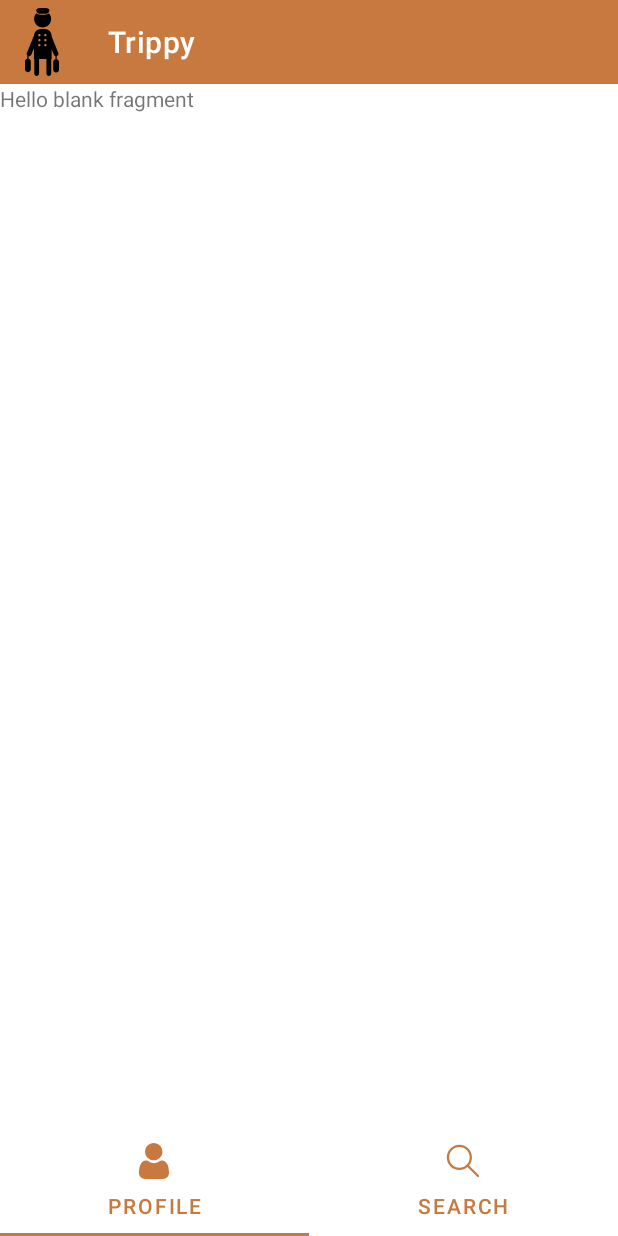
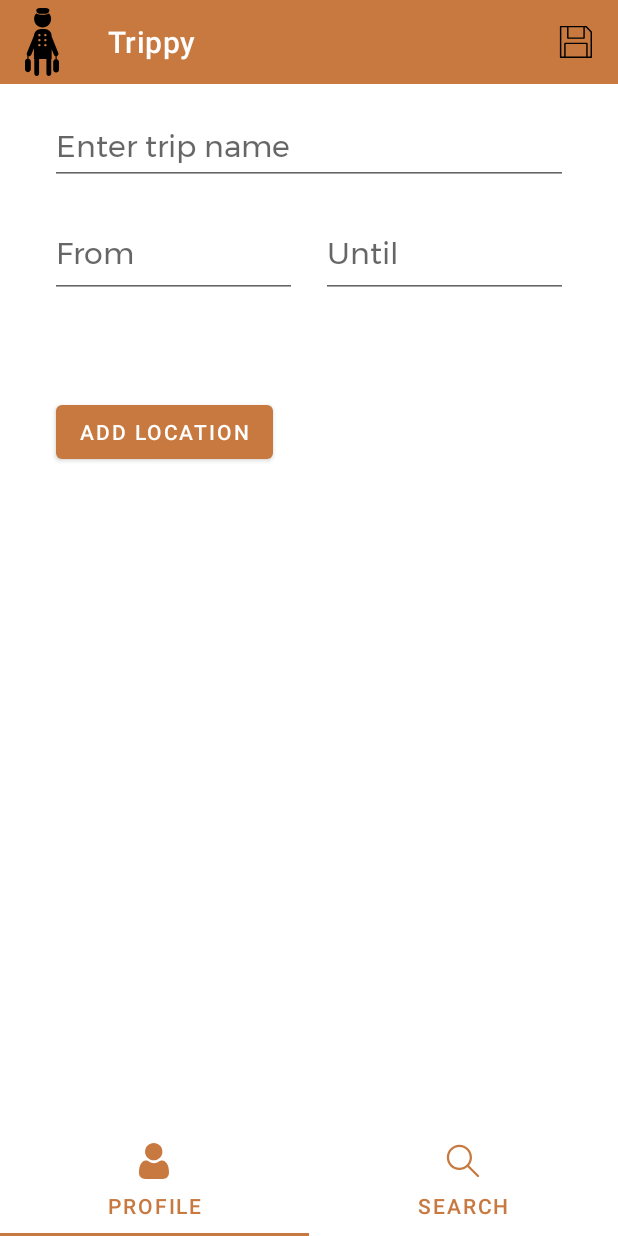
Before and after one commit to rongoldinfeld/trippy, an Android app: the screen it shows after launch once a user with an empty profile is signed in (MainActivity), after a tap on "Add Trip", on a phone screen of 412 x 824 dp. Run offline under Robolectric (Android 15) with nearby library versions, the phone set to English and light mode, and no system bars; our stand-ins replace Firebase (no records; nobody signed in at launch, a user with empty details on screens opened directly).

Commit message:
added ui or trip planning

```diff
--- a/app/build.gradle
+++ b/app/build.gradle
@@ -31,6 +31,9 @@ android {
 }
 
 dependencies {
+    implementation "androidx.coordinatorlayout:coordinatorlayout:1.1.0"
+    implementation 'androidx.cardview:cardview:1.0.0'
+    implementation 'androidx.recyclerview:recyclerview:1.1.0'
     def nav_version = "2.3.0-alpha06"
     implementation "androidx.navigation:navigation-fragment:$nav_version"
     implementation "androidx.navigation:navigation-ui:$nav_version"
--- a/app/src/main/java/com/colman/trippy/CreateTrip.java
+++ /dev/null
@@ -1,64 +0,0 @@
-package com.colman.trippy;
-
-import android.os.Bundle;
-
-import androidx.fragment.app.Fragment;
-
-import android.view.LayoutInflater;
-import android.view.View;
-import android.view.ViewGroup;
-
-/**
- * A simple {@link Fragment} subclass.
- * Use the {@link CreateTrip#newInstance} factory method to
- * create an instance of this fragment.
- */
-public class CreateTrip extends Fragment {
-
-    // TODO: Rename parameter arguments, choose names that match
-    // the fragment initialization parameters, e.g. ARG_ITEM_NUMBER
-    private static final String ARG_PARAM1 = "param1";
-    private static final String ARG_PARAM2 = "param2";
-
-    // TODO: Rename and change types of parameters
-    private String mParam1;
-    private String mParam2;
-
-    public CreateTrip() {
-        // Required empty public constructor
-    }
-
-    /**
-     * Use this factory method to create a new instance of
-     * this fragment using the provided parameters.
-     *
-     * @param param1 Parameter 1.
-     * @param param2 Parameter 2.
-     * @return A new instance of fragment CreateTrip.
-     */
-    // TODO: Rename and change types and number of parameters
-    public static CreateTrip newInstance(String param1, String param2) {
-        CreateTrip fragment = new CreateTrip();
-        Bundle args = new Bundle();
-        args.putString(ARG_PARAM1, param1);
-        args.putString(ARG_PARAM2, param2);
-        fragment.setArguments(args);
-        return fragment;
-    }
-
-    @Override
-    public void onCreate(Bundle savedInstanceState) {
-        super.onCreate(savedInstanceState);
-        if (getArguments() != null) {
-            mParam1 = getArguments().getString(ARG_PARAM1);
-            mParam2 = getArguments().getString(ARG_PARAM2);
-        }
-    }
-
-    @Override
-    public View onCreateView(LayoutInflater inflater, ViewGroup container,
-                             Bundle savedInstanceState) {
-        // Inflate the layout for this fragment
-        return inflater.inflate(R.layout.fragment_create_trip, container, false);
-    }
-}
--- /dev/null
+++ b/app/src/main/java/com/colman/trippy/CreateTripFragment.java
@@ -0,0 +1,115 @@
+package com.colman.trippy;
+
+import android.annotation.SuppressLint;
+import android.app.DatePickerDialog;
+import android.content.Context;
+import android.os.Bundle;
+import android.util.Log;
+import android.view.LayoutInflater;
+import android.view.MenuItem;
+import android.view.View;
+import android.view.ViewGroup;
+import android.view.inputmethod.InputMethodManager;
+import android.widget.Button;
+import android.widget.EditText;
+import android.widget.Toast;
+
+import androidx.appcompat.widget.Toolbar;
+import androidx.fragment.app.Fragment;
+import androidx.recyclerview.widget.LinearLayoutManager;
+import androidx.recyclerview.widget.RecyclerView;
+
+import java.util.Calendar;
+
+public class CreateTripFragment extends Fragment {
+    EditText fromDatePicker;
+    EditText untilDatePicker;
+    Button addLocationButton;
+    Calendar calendar;
+    int defaultYear, defaultMonth, defaultDay;
+
+    Long fromDate = 0L;
+    Long untilDate = 0L;
+
+    interface OnDateChangeListener {
+        void onChange(long date);
+    }
+
+    @Override
+    public View onCreateView(LayoutInflater inflater, ViewGroup container,
+                             Bundle savedInstanceState) {
+        // Inflate the layout for this fragment
+        View view = inflater.inflate(R.layout.fragment_create_trip, container, false);
+        setDefaultCalendarValues();
+
+        Toolbar toolbar = getActivity().findViewById(R.id.app_main_toolbar);
+        toolbar.inflateMenu(R.menu.create_trip_action_bar_menu);
+        toolbar.setOnMenuItemClickListener(item -> {
+            Log.d("TRIPLOG", "CLICKED ON TOOLBAR" + item.getItemId());
+            return false;
+        });
+
+        LocationsListAdapter adapter = new LocationsListAdapter();
+        handleRecyclerView(view, adapter);
+
+        fromDatePicker = view.findViewById(R.id.trip_from_date);
+        fromDatePicker.setOnClickListener(view1 -> showDatePickerDialog(fromDatePicker, null, (long date) -> fromDate = date));
+        untilDatePicker = view.findViewById(R.id.trip_until_date);
+        untilDatePicker.setOnClickListener(view1 -> {
+            if (fromDate == 0L) {
+                Toast.makeText(getContext(), "You must first provide from date", Toast.LENGTH_SHORT).show();
+            } else {
+                showDatePickerDialog(untilDatePicker, fromDate, (long date) -> {
+                    untilDate = date;
+                    adapter.setMaxDate(untilDate);
+                    adapter.setMinDate(fromDate);
+                });
+            }
+        });
+
+        return view;
+    }
+
+    @SuppressLint("ClickableViewAccessibility")
+    private LocationsListAdapter handleRecyclerView(View view, LocationsListAdapter adapter) {
+        RecyclerView rv = view.findViewById(R.id.locations_rv);
+        rv.setAdapter(adapter);
+        rv.setLayoutManager(new LinearLayoutManager(getContext()));
+        rv.setOnTouchListener((v, event) -> {
+            InputMethodManager imm = (InputMethodManager) getContext().getSystemService(Context.INPUT_METHOD_SERVICE);
+            imm.hideSoftInputFromWindow(v.getWindowToken(), 0);
+            return false;
+        });
+
+        addLocationButton = view.findViewById(R.id.add_location_button);
+        addLocationButton.setOnClickListener(button -> {
+            if (fromDate == 0L || untilDate == 0L) {
+                Toast.makeText(getContext(), "You must first provide from/until date", Toast.LENGTH_SHORT).show();
+            } else {
+                adapter.addNewLocation();
+                adapter.notifyItemInserted(adapter.getItemCount());
+            }
+        });
+
+        return adapter;
+    }
+
+    private void setDefaultCalendarValues() {
+        calendar = Calendar.getInstance();
+        defaultYear = calendar.get(Calendar.YEAR);
+        defaultMonth = calendar.get(Calendar.MONTH);
+        defaultDay = calendar.get(Calendar.DAY_OF_MONTH);
+    }
+
+    public void showDatePickerDialog(EditText container, Long minDate, OnDateChangeListener listener) {
+        DatePickerDialog datePickerDialog = new DatePickerDialog(getContext(), (view, year, month, dayOfMonth) -> {
+            container.setText(dayOfMonth + "-" + (month + 1) + "-" + year);
+            listener.onChange(AppConsts.getLongFromDate(year, month, dayOfMonth));
+        }, defaultYear, defaultMonth, defaultDay);
+
+        if (minDate != null) {
+            datePickerDialog.getDatePicker().setMinDate(minDate);
+        }
+        datePickerDialog.show();
+    }
+}
--- a/app/src/main/java/com/colman/trippy/models/UserFirebaseModel.java
+++ b/app/src/main/java/com/colman/trippy/models/UserFirebaseModel.java
@@ -2,12 +2,12 @@ package com.colman.trippy.models;
 
 import android.util.Log;
 
+import com.colman.trippy.AppConsts;
 import com.google.firebase.auth.FirebaseAuth;
 import com.google.firebase.firestore.DocumentReference;
 import com.google.firebase.firestore.FirebaseFirestore;
 
 import java.util.HashMap;
-import java.util.Map;
 
 public class UserFirebaseModel {
     FirebaseAuth firebaseAuth = FirebaseAuth.getInstance();
@@ -17,7 +17,7 @@ public class UserFirebaseModel {
         firebaseAuth.createUserWithEmailAndPassword(user.getEmail(), user.getPassword()).addOnCompleteListener(task -> {
             if (task.isSuccessful()) {
                 Log.d("TRIPLOG", "register successful" + user.getEmail());
-                this.insertUser(user, new UserModel.Listener<Boolean>() {
+                this.insertUser(user, new AppConsts.Listener<Boolean>() {
                     @Override
                     public void onComplete(Boolean result) {
                         listener.onComplete(user);
@@ -58,7 +58,7 @@ public class UserFirebaseModel {
         Log.d("TRIPLOG", "User logged out");
     }
 
-    private void insertUser(User user, UserModel.Listener<Boolean> listener) {
+    private void insertUser(User user, AppConsts.Listener<Boolean> listener) {
         if (firebaseAuth.getCurrentUser() == null) {
             Log.d("TRIPLOG", "Tried to insert user when firebase auth current user returned null");
             return;
--- /dev/null
+++ b/app/src/main/res/drawable/ic_save.xml
@@ -0,0 +1,4 @@
+<vector android:height="50dp" android:viewportHeight="100.25"
+    android:viewportWidth="100.25" android:width="50dp" xmlns:android="http://schemas.android.com/apk/res/android">
+    <path android:fillColor="#FF000000" android:pathData="M83.061,27.94l-11,-11c-0.281,-0.281 -0.663,-0.439 -1.061,-0.439H18c-0.828,0 -1.5,0.671 -1.5,1.5v64c0,0.829 0.672,1.5 1.5,1.5h64c0.828,0 1.5,-0.671 1.5,-1.5v-53C83.5,28.602 83.342,28.221 83.061,27.94zM34.5,19.5h31v21h-31V19.5zM71.5,80.5h-43v-26h43V80.5zM80.5,80.5h-6V53c0,-0.829 -0.672,-1.5 -1.5,-1.5H27c-0.828,0 -1.5,0.671 -1.5,1.5v27.5h-6v-61h12V42c0,0.829 0.672,1.5 1.5,1.5h34c0.828,0 1.5,-0.671 1.5,-1.5V19.5h1.879L80.5,29.621V80.5z"/>
+</vector>
--- a/app/src/main/res/layout/fragment_create_trip.xml
+++ b/app/src/main/res/layout/fragment_create_trip.xml
@@ -1,14 +1,74 @@
 <?xml version="1.0" encoding="utf-8"?>
-<FrameLayout xmlns:android="http://schemas.android.com/apk/res/android"
+<androidx.constraintlayout.widget.ConstraintLayout xmlns:android="http://schemas.android.com/apk/res/android"
+    xmlns:app="http://schemas.android.com/apk/res-auto"
     xmlns:tools="http://schemas.android.com/tools"
+    android:id="@+id/frameLayout3"
     android:layout_width="match_parent"
     android:layout_height="match_parent"
-    tools:context=".CreateTrip">
+    tools:context=".CreateTripFragment">
 
-    <!-- TODO: Update blank fragment layout -->
-    <TextView
-        android:layout_width="match_parent"
-        android:layout_height="match_parent"
-        android:text="@string/hello_blank_fragment" />
+    <Button
+        android:id="@+id/add_location_button"
+        android:layout_width="wrap_content"
+        android:layout_height="wrap_content"
+        android:layout_marginStart="4dp"
+        android:layout_marginTop="16dp"
+        android:layout_marginBottom="16dp"
+        android:text="@string/add_location"
+        app:layout_constraintBottom_toBottomOf="parent"
+        app:layout_constraintStart_toStartOf="@+id/locations_rv"
+        app:layout_constraintTop_toBottomOf="@+id/locations_rv"
+        app:layout_constraintVertical_bias="0.064" />
 
-</FrameLayout>
+    <EditText
+        android:id="@+id/trip_from_date"
+        android:layout_width="0dp"
+        android:layout_height="59dp"
+        android:layout_marginTop="16dp"
+        android:layout_marginEnd="16dp"
+        android:ems="10"
+        android:focusable="false"
+        android:hint="From"
+        app:layout_constraintEnd_toStartOf="@+id/trip_until_date"
+        app:layout_constraintHorizontal_bias="0.5"
+        app:layout_constraintHorizontal_chainStyle="spread"
+        app:layout_constraintStart_toStartOf="@+id/trip_name_text"
+        app:layout_constraintTop_toBottomOf="@+id/trip_name_text" />
+
+    <EditText
+        android:id="@+id/trip_until_date"
+        android:layout_width="0dp"
+        android:layout_height="59dp"
+        android:ems="10"
+        android:focusable="false"
+        android:hint="Until"
+        app:layout_constraintBottom_toBottomOf="@+id/trip_from_date"
+        app:layout_constraintEnd_toEndOf="@+id/trip_name_text"
+        app:layout_constraintHorizontal_bias="0.5"
+        app:layout_constraintStart_toEndOf="@+id/trip_from_date"
+        app:layout_constraintTop_toTopOf="@+id/trip_from_date"
+        app:layout_constraintVertical_bias="1.0" />
+
+    <EditText
+        android:id="@+id/trip_name_text"
+        android:layout_width="wrap_content"
+        android:layout_height="wrap_content"
+        android:layout_marginStart="8dp"
+        android:layout_marginTop="16dp"
+        android:layout_marginEnd="8dp"
+        android:ems="14"
+        android:hint="Enter trip name"
+        android:inputType="textPersonName"
+        app:layout_constraintEnd_toEndOf="parent"
+        app:layout_constraintStart_toStartOf="parent"
+        app:layout_constraintTop_toTopOf="parent" />
+
+    <androidx.recyclerview.widget.RecyclerView
+        android:id="@+id/locations_rv"
+        android:layout_width="wrap_content"
+        android:layout_height="wrap_content"
+        android:layout_marginTop="16dp"
+        android:paddingBottom="4dp"
+        app:layout_constraintStart_toStartOf="@+id/trip_from_date"
+        app:layout_constraintTop_toBottomOf="@+id/trip_from_date" />
+</androidx.constraintlayout.widget.ConstraintLayout>
--- /dev/null
+++ b/app/src/main/res/menu/create_trip_action_bar_menu.xml
@@ -0,0 +1,10 @@
+<menu xmlns:android="http://schemas.android.com/apk/res/android"
+    xmlns:app="http://schemas.android.com/apk/res-auto">
+
+    <item
+        android:id="@+id/item1"
+        android:icon="@drawable/ic_save"
+        android:orderInCategory="10"
+        android:title="@string/save"
+        app:showAsAction="ifRoom" />
+</menu>
--- a/app/src/main/res/navigation/nav_graph.xml
+++ b/app/src/main/res/navigation/nav_graph.xml
@@ -20,7 +20,7 @@
     </fragment><action android:id="@+id/action_global_userProfileFragment" app:destination="@id/userProfileFragment"/><action android:id="@+id/action_global_tripSearchFragment" app:destination="@id/tripSearchFragment"/>
     <fragment
         android:id="@+id/createTrip"
-        android:name="com.colman.trippy.CreateTrip"
+        android:name="com.colman.trippy.CreateTripFragment"
         android:label="fragment_create_trip"
         tools:layout="@layout/fragment_create_trip" />
 </navigation>
--- a/app/src/main/res/values/strings.xml
+++ b/app/src/main/res/values/strings.xml
@@ -7,4 +7,6 @@
     <string name="profile_navigation_title">Profile</string>
     <string name="search_navigation">Search</string>
     <string name="add_trip">Add Trip</string>
+    <string name="add_location">Add location</string>
+    <string name="save">Save</string>
 </resources>
```
Also changed, not shown: app/src/main/java/com/colman/trippy/AppConsts.java (added, +23 -0 lines), app/src/main/java/com/colman/trippy/DatePickerFragment.java (added, +44 -0 lines), app/src/main/java/com/colman/trippy/LocationsListAdapter.java (added, +108 -0 lines), app/src/main/java/com/colman/trippy/models/Location.java (added, +42 -0 lines), app/src/main/java/com/colman/trippy/models/UserModel.java (+5 -11 lines), app/src/main/res/layout/card_item.xml (added, +35 -0 lines), app/src/main/res/layout/fragment_date_picker.xml (added, +14 -0 lines).
